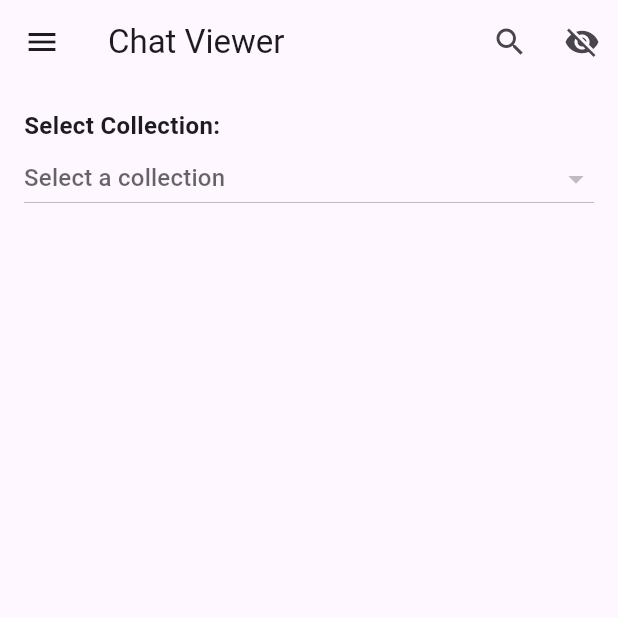
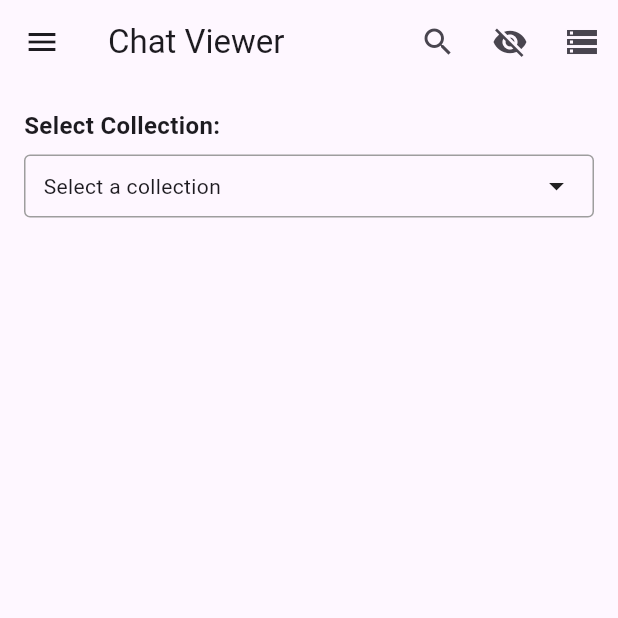
Before and after one commit to tadeasf/flutter_chat_viewer, a Flutter app: the screen it shows after launch, on a phone screen of 412 x 824 dp, the top half of it. Run offline on Flutter 3.47's test engine with Material 3 defaults, Android fonts, the phone set to English and light mode, and no system bars; drawn by our look-alikes of scrollable_positioned_list; our stand-ins replace image_picker, photo_view, shared_preferences; network calls fail.

Commit message:
feat(api_service.dart): change return type of fetchCollections to return a list of maps feat(api_service.dart): modify fetchCollections to include 'messageCount' in the returned map feat(database_manager.dart): add DatabaseManager widget to manage database operations feat(load_collections.dart): change updateCollections function parameter to accept a list of maps feat(message_selector.dart): change collections and filteredCollections to list of maps feat(message_selector.dart): add maxMessageCount property to calculate the maximum message count feat(message_selector.dart): add filterCollections method to filter collections based on query feat(message_selector.dart): add refreshCollections method to update collections feat(message_selector.dart): add CustomDropdown widget for custom dropdown functionality feat(main.dart): add TODOs for future enhancements

```diff
--- a/lib/components/api_service.dart
+++ b/lib/components/api_service.dart
@@ -6,11 +6,16 @@ import 'package:http_parser/http_parser.dart'; // Add this import for MediaType
 class ApiService {
   static const String baseUrl = 'https://secondary.dev.tadeasfort.com';
 
-  static Future<List<String>> fetchCollections() async {
+  static Future<List<Map<String, dynamic>>> fetchCollections() async {
     final response = await http.get(Uri.parse('$baseUrl/collections'));
     if (response.statusCode == 200) {
       List<dynamic> data = json.decode(response.body);
-      return data.map((item) => item['name'].toString()).toList();
+      return data
+          .map((item) => {
+                'name': item['name'].toString(),
+                'messageCount': item['messageCount'] as int,
+              })
+          .toList();
     } else {
       throw Exception('Failed to load collections');
     }
--- a/lib/components/load_collections.dart
+++ b/lib/components/load_collections.dart
@@ -1,6 +1,7 @@
 import 'api_service.dart';
 
-Future<void> loadCollections(Function(List<String>) updateCollections) async {
+Future<void> loadCollections(
+    Function(List<Map<String, dynamic>>) updateCollections) async {
   try {
     final loadedCollections = await ApiService.fetchCollections();
     updateCollections(loadedCollections);
--- a/lib/components/message_selector.dart
+++ b/lib/components/message_selector.dart
@@ -15,6 +15,7 @@ import 'message_list.dart';
 import 'scroll_to_highlighted_message.dart';
 import 'profile_photo.dart'; // Import ProfilePhoto
 import 'profile_photo_manager.dart'; // Add this import
+import 'database_manager.dart'; // Add this import
 
 class MessageSelector extends StatefulWidget {
   final Function(ThemeMode) setThemeMode;
@@ -28,7 +29,8 @@ class MessageSelector extends StatefulWidget {
 }
 
 class _MessageSelectorState extends State<MessageSelector> {
-  List<String> collections = [];
+  List<Map<String, dynamic>> collections = [];
+  List<Map<String, dynamic>> filteredCollections = [];
   String? selectedCollection;
   DateTime? fromDate;
   DateTime? toDate;
@@ -51,6 +53,12 @@ class _MessageSelectorState extends State<MessageSelector> {
   bool isSearchActive = false; // Added this flag
   String? profilePhotoUrl; // Add this property
   bool _isProfilePhotoVisible = true; // Add this property
+  int get maxMessageCount => filteredCollections.isNotEmpty
+      ? filteredCollections
+          .map((c) => c['messageCount'] as int)
+          .reduce((a, b) => a > b ? a : b)
+      : 1;
+  bool isDropdownOpen = false;
 
   @override
   void initState() {
@@ -58,7 +66,17 @@ class _MessageSelectorState extends State<MessageSelector> {
     loadCollections((loadedCollections) {
       setState(() {
         collections = loadedCollections;
+        filteredCollections = loadedCollections;
       });
+    });
+  }
+
+  void filterCollections(String query) {
+    setState(() {
+      filteredCollections = collections
+          .where((collection) =>
+              collection['name'].toLowerCase().contains(query.toLowerCase()))
+          .toList();
     });
   }
 
@@ -152,6 +170,16 @@ class _MessageSelectorState extends State<MessageSelector> {
     });
   }
 
+  // Add this method to refresh collections
+  void refreshCollections() {
+    loadCollections((loadedCollections) {
+      setState(() {
+        collections = loadedCollections;
+        filteredCollections = loadedCollections;
+      });
+    });
+  }
+
   @override
   Widget build(BuildContext context) {
     return Scaffold(
@@ -180,6 +208,30 @@ class _MessageSelectorState extends State<MessageSelector> {
             tooltip: _isProfilePhotoVisible
                 ? 'Hide Profile Photo'
                 : 'Show Profile Photo',
+          ),
+          IconButton(
+            icon: Icon(Icons.storage),
+            onPressed: () {
+              showDialog(
+                context: context,
+                builder: (BuildContext context) {
+                  return AlertDialog(
+                    title: Text('Database Management'),
+                    content:
+                        DatabaseManager(refreshCollections: refreshCollections),
+                    actions: [
+                      TextButton(
+                        child: Text('Close'),
+                        onPressed: () {
+                          Navigator.of(context).pop();
+                        },
+                      ),
+                    ],
+                  );
+                },
+              );
+            },
+            tooltip: 'Database Management',
           ),
         ],
       ),
@@ -261,18 +313,15 @@ class _MessageSelectorState extends State<MessageSelector> {
                 const Text('Select Collection:',
                     style:
                         TextStyle(fontSize: 16, fontWeight: FontWeight.bold)),
-                DropdownButton<String>(
+                const SizedBox(height: 8),
+                CustomDropdown(
                   value: selectedCollection,
-                  isExpanded: true,
-                  hint: const Text('Select a collection'),
+                  hint: 'Select a collection',
                   onChanged: _changeCollection,
-                  items:
-                      collections.map<DropdownMenuItem<String>>((String value) {
-                    return DropdownMenuItem<String>(
-                      value: value,
-                      child: Text(value),
-                    );
-                  }).toList(),
+                  items: filteredCollections,
+                  searchController: searchController,
+                  onSearch: filterCollections,
+                  maxMessageCount: maxMessageCount,
                 ),
                 const SizedBox(height: 20),
                 if (isSearchVisible) ...[
@@ -365,3 +414,109 @@ class _MessageSelectorState extends State<MessageSelector> {
     );
   }
 }
+
+class CustomDropdown extends StatefulWidget {
+  final String? value;
+  final String hint;
+  final Function(String?) onChanged;
+  final List<Map<String, dynamic>> items;
+  final TextEditingController searchController;
+  final Function(String) onSearch;
+  final int maxMessageCount;
+
+  const CustomDropdown({
+    super.key,
+    required this.value,
+    required this.hint,
+    required this.onChanged,
+    required this.items,
+    required this.searchController,
+    required this.onSearch,
+    required this.maxMessageCount,
+  });
+
+  @override
+  _CustomDropdownState createState() => _CustomDropdownState();
+}
+
+class _CustomDropdownState extends State<CustomDropdown> {
+  bool isOpen = false;
+
+  @override
+  Widget build(BuildContext context) {
+    return Column(
+      children: [
+        InkWell(
+          onTap: () {
+            setState(() {
+              isOpen = !isOpen;
+            });
+          },
+          child: Container(
+            padding: EdgeInsets.symmetric(horizontal: 12, vertical: 8),
+            decoration: BoxDecoration(
+              border: Border.all(color: Colors.grey),
+              borderRadius: BorderRadius.circular(4),
+            ),
+            child: Row(
+              mainAxisAlignment: MainAxisAlignment.spaceBetween,
+              children: [
+                Text(widget.value ?? widget.hint),
+                Icon(isOpen ? Icons.arrow_drop_up : Icons.arrow_drop_down),
+              ],
+            ),
+          ),
+        ),
+        if (isOpen)
+          Container(
+            margin: EdgeInsets.only(top: 4),
+            decoration: BoxDecoration(
+              border: Border.all(color: Colors.grey),
+              borderRadius: BorderRadius.circular(4),
+            ),
+            child: Column(
+              children: [
+                Padding(
+                  padding: const EdgeInsets.all(8.0),
+                  child: TextField(
+                    controller: widget.searchController,
+                    decoration: InputDecoration(
+                      hintText: 'Search collections...',
+                      prefixIcon: Icon(Icons.search),
+                      border: OutlineInputBorder(),
+                    ),
+                    onChanged: widget.onSearch,
+                  ),
+                ),
+                SizedBox(
+                  height: 200,
+                  child: ListView(
+                    children: widget.items.map((item) {
+                      final int messageCount = item['messageCount'] as int;
+                      final double percentage =
+                          messageCount / widget.maxMessageCount;
+                      return ListTile(
+                        title: Text('${item['name']} ($messageCount messages)'),
+                        subtitle: LinearProgressIndicator(
+                          value: percentage,
+                          backgroundColor: Colors.grey[300],
+                          valueColor:
+                              AlwaysStoppedAnimation<Color>(Colors.blue),
+                        ),
+                        onTap: () {
+                          widget.onChanged(item['name']);
+                          setState(() {
+                            isOpen = false;
+                          });
+                        },
+                      );
+                    }).toList(),
+                  ),
+                ),
+              ],
+            ),
+          ),
+      ],
+    );
+  }
+}
--- a/lib/main.dart
+++ b/lib/main.dart
@@ -1,3 +1,6 @@
+// TODO: add search photo function
+// TODO: in the gallery when photo is enlarged add save function
+
 import 'package:flutter/material.dart';
 import 'package:http/http.dart' as http;
 import 'dart:convert';
@@ -39,7 +42,7 @@ class _MyAppState extends State<MyApp> {
   @override
   Widget build(BuildContext context) {
     return MaterialApp(
-      title: 'Chat Viewer',
+      title: 'Meta Chat Viewer',
       theme: ThemeData.light(),
       darkTheme: ThemeData.dark(),
       themeMode: _themeMode,
```
Also changed, not shown: lib/components/database_manager.dart (added, +88 -0 lines).
